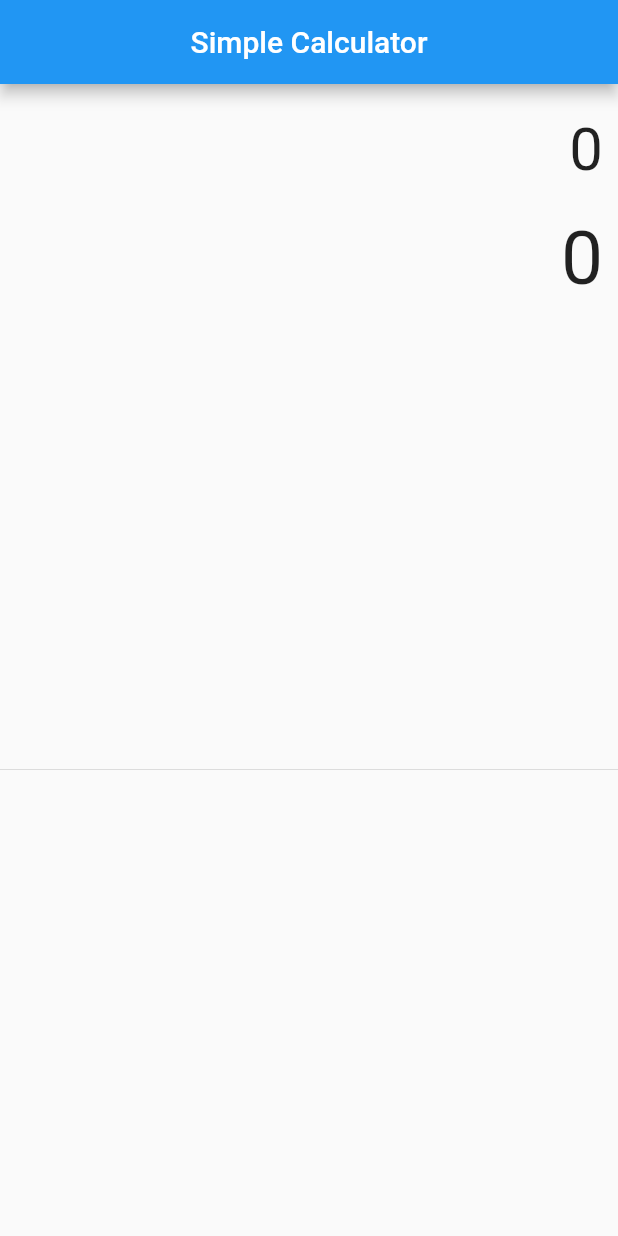
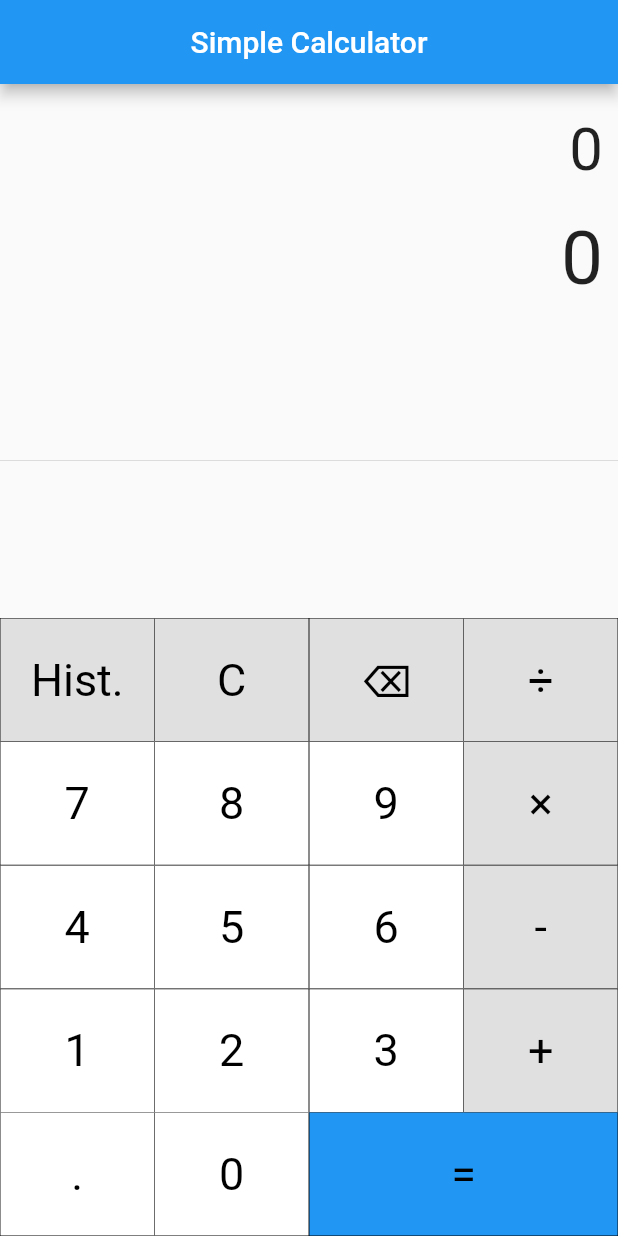
Before and after one commit to mwangipeter/Calculator, a Flutter app: the screen it shows after launch, on a phone screen of 412 x 824 dp. Run offline on Flutter 3.47's test engine with Material 2 defaults, Android fonts, the phone set to English and light mode, and no system bars.

Commit message:
Complete UI

```diff
--- a/lib/calculator.dart
+++ b/lib/calculator.dart
@@ -8,6 +8,47 @@ class Calculator extends StatefulWidget {
 }
 
 class _CalculatorState extends State<Calculator> {
+  //Variables.
+  String mathEquation = "0";
+  String mathAnswer = "0";
+  String expression = "";
+  double mathEquationFontSize = 40.0;
+  double mathAnswerFontSize = 50.0;
+  //Function for creating the calculator buttons.
+  Container myButton(String btnText, Color btnColor) {
+    return Container(
+      child: TextButton(
+        onPressed: () => _onClick(btnText),
+        child: Text(
+                btnText,
+                style: TextStyle(
+                  fontSize: 30.0,
+                  fontWeight: FontWeight.normal,
+                  color: Colors.black
+                  ),
+                ),
+        style: ButtonStyle(
+          shape: MaterialStateProperty.all<RoundedRectangleBorder>(
+              RoundedRectangleBorder(
+              borderRadius: BorderRadius.circular(0.0),
+              side: BorderSide(
+                  color: Colors.black,
+                  width: 0.3,
+                  style: BorderStyle.solid
+              )
+          )
+          ),
+          padding: MaterialStateProperty.all<EdgeInsets>(
+            EdgeInsets.all(16.0)
+          ),
+          backgroundColor: MaterialStateProperty.all<Color>(btnColor),
+        ),
+      ),
+    );
+  }
+  _onClick(String btnText) {
+    print(btnText);
+  }
   @override
   Widget build(BuildContext context) {
     return Scaffold(
@@ -21,19 +62,89 @@ class _CalculatorState extends State<Calculator> {
           Container(
             alignment: Alignment.centerRight,
             padding: EdgeInsets.fromLTRB(10, 20, 10, 0),
-            child: Text("0", style: TextStyle(fontSize: 40),),
+            child: Text(
+                    mathEquation,
+                    style: TextStyle(
+                        fontSize: mathEquationFontSize
+                    ),
+                  ),
           ),
           //This container will contain the answer
           Container(
             alignment: Alignment.centerRight,
             padding: EdgeInsets.fromLTRB(10, 20, 10, 0),
-            child: Text("0", style: TextStyle(fontSize: 50),),
+            child: Text(
+                    mathAnswer,
+                    style: TextStyle(
+                        fontSize: mathAnswerFontSize
+                    ),
+                  ),
           ),
           Expanded(
               child: Divider()
           ),
           //The buttons are displayed n this container.
-          Container()
+          Container(
+            width: MediaQuery.of(context).size.width * 1,
+            height: MediaQuery.of(context).size.height * 0.5,
+            //Staggered grid view - Chosen because the = button is not equal to the others.
+            child: StaggeredGridView.count(
+              crossAxisCount: 4,
+              mainAxisSpacing: 0,
+              crossAxisSpacing: 0,
+              children: <Widget>[
+                myButton("Hist.", Colors.grey[300]),
+                myButton("C", Colors.grey[300]),
+                myButton("⌫", Colors.grey[300]),
+                myButton("÷", Colors.grey[300]),
+
+                myButton("7", Colors.white),
+                myButton("8", Colors.white),
+                myButton("9", Colors.white),
+                myButton("×", Colors.grey[300]),
+
+                myButton("4", Colors.white),
+                myButton("5", Colors.white),
+                myButton("6", Colors.white),
+                myButton("-", Colors.grey[300]),
+
+                myButton("1", Colors.white),
+                myButton("2", Colors.white),
+                myButton("3", Colors.white),
+                myButton("+", Colors.grey[300]),
+
+                myButton(".", Colors.white),
+                myButton("0", Colors.white),
+                myButton("=", Colors.blue),
+              ],
+              //Setting the width and height of every button.
+              staggeredTiles: [
+                StaggeredTile.extent(1, MediaQuery.of(context).size.height * 0.1 * 1),
+                StaggeredTile.extent(1, MediaQuery.of(context).size.height * 0.1 * 1),
+                StaggeredTile.extent(1, MediaQuery.of(context).size.height * 0.1 * 1),
+                StaggeredTile.extent(1, MediaQuery.of(context).size.height * 0.1 * 1),
+
+                StaggeredTile.extent(1, MediaQuery.of(context).size.height * 0.1 * 1),
+                StaggeredTile.extent(1, MediaQuery.of(context).size.height * 0.1 * 1),
+                StaggeredTile.extent(1, MediaQuery.of(context).size.height * 0.1 * 1),
+                StaggeredTile.extent(1, MediaQuery.of(context).size.height * 0.1 * 1),
+
+                StaggeredTile.extent(1, MediaQuery.of(context).size.height * 0.1 * 1),
+                StaggeredTile.extent(1, MediaQuery.of(context).size.height * 0.1 * 1),
+                StaggeredTile.extent(1, MediaQuery.of(context).size.height * 0.1 * 1),
+                StaggeredTile.extent(1, MediaQuery.of(context).size.height * 0.1 * 1),
+
+                StaggeredTile.extent(1, MediaQuery.of(context).size.height * 0.1 * 1),
+                StaggeredTile.extent(1, MediaQuery.of(context).size.height * 0.1 * 1),
+                StaggeredTile.extent(1, MediaQuery.of(context).size.height * 0.1 * 1),
+                StaggeredTile.extent(1, MediaQuery.of(context).size.height * 0.1 * 1),
+
+                StaggeredTile.extent(1, MediaQuery.of(context).size.height * 0.1 * 1),
+                StaggeredTile.extent(1, MediaQuery.of(context).size.height * 0.1 * 1),
+                StaggeredTile.extent(2, MediaQuery.of(context).size.height * 0.1 * 1),
+              ],
+            ),
+          )
         ],
       ),
     );
```
